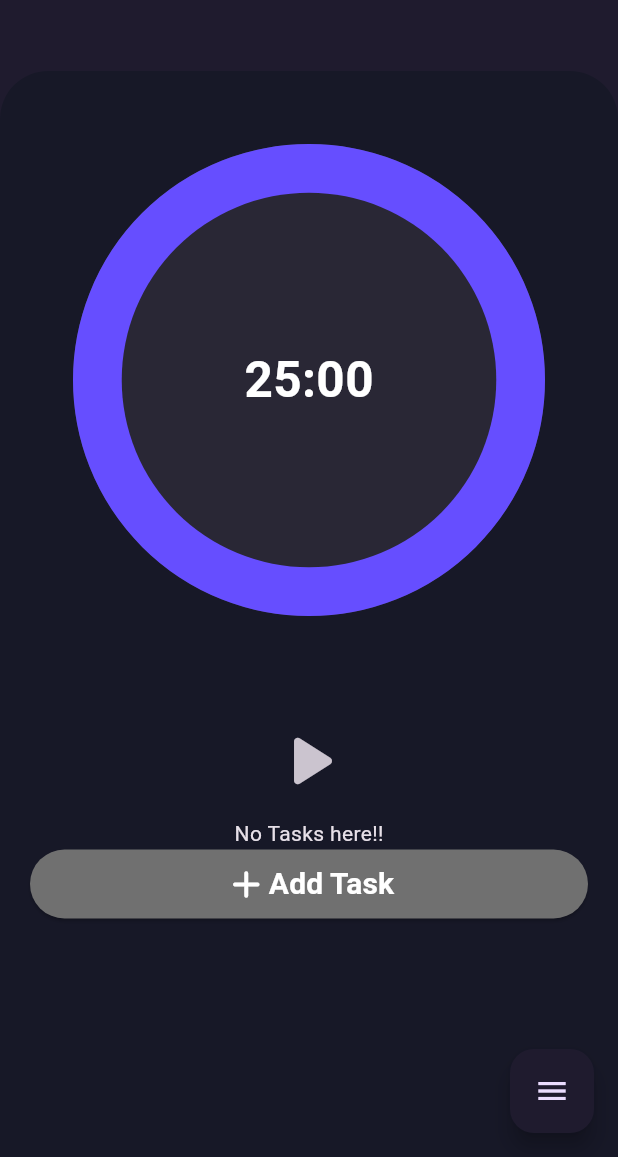
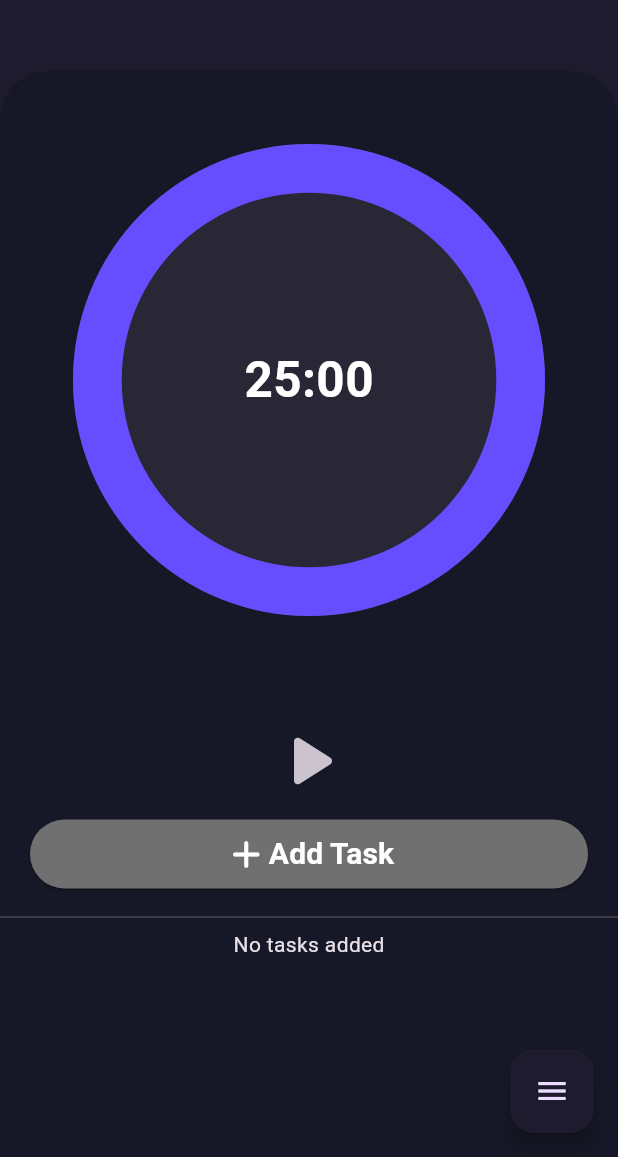
Before and after one commit to aricodeine/pmdr, a Flutter app: the screen it shows after launch, on a phone screen of 412 x 824 dp, the part 79-1236 px from its top. Run offline on Flutter 3.47's test engine with Material 3 defaults, Android fonts, the light colour scheme and no system bars; drawn by our look-alikes of circular_countdown_timer, flutter_expandable_fab; our stand-ins replace bloc, flutter_bloc, gap, objectbox, vibration; generated files the repository leaves out were written again.

```diff
--- a/lib/core/services/tasks_service.dart
+++ b/lib/core/services/tasks_service.dart
@@ -33,9 +33,9 @@ class ObjectBox {
 
   Task getTask(int id) => _taskBox.get(id)!;
 
-  void removeTask(int taskId) => _taskBox.removeAsync(taskId);
+  Future<void> removeTask(int taskId) async => await _taskBox.removeAsync(taskId);
 
-  void saveTask(Task task) async {
+  Future<void> saveTask(Task task) async {
     await _taskBox.putAsync(task);
     // _taskBox.removeAll();
     debugPrint('Saved task ${task.taskName}');
--- a/lib/screens/page_views/tabbar_views/pomodoro_view.dart
+++ b/lib/screens/page_views/tabbar_views/pomodoro_view.dart
@@ -92,23 +92,25 @@ class PomodoroView extends StatelessWidget {
               );
             },
           ),
-          BlocBuilder<TasksBloc, TasksState>(
+          AddButton(onTap: () async {
+            Task? newTask = await showDialog<Task>(
+                context: context,
+                builder: (context) {
+                  return const AddTaskForm();
+                });
+
+            if (newTask != null && context.mounted) {
+              BlocProvider.of<TasksBloc>(context).add(SaveTaskEvent(unsavedTask: newTask));
+            }
+          }),
+          const Gap(10),
+          const Divider(),
+          BlocConsumer<TasksBloc, TasksState>(
             builder: (context, state) {
-              if (state is TasksFetchedState && state.fetchedTasks.isNotEmpty) {
-                // return StreamBuilder(
-                //     stream: state.tasksStream,
-                //     builder: (context, snapshot) {
-                //       List<Task> tasks = snapshot.data ?? [];
-                // return ListView.builder(
-                //     physics: const NeverScrollableScrollPhysics(),
-                //     shrinkWrap: true,
-                //     itemCount: tasks.length,
-                //     itemBuilder: (context, index) {
-                //       return ListTile(
-                //         title: Text('${tasks[index].id} ${tasks[index].taskName}'),
-                //       );
-                //     });
-                //     });
+              if (state is TasksFetchedState) {
+                if (state.fetchedTasks.isEmpty) {
+                  return const Text('No tasks added');
+                }
                 List<Task> tasks = state.fetchedTasks.reversed.toList();
                 return ListView.builder(
                     physics: const NeverScrollableScrollPhysics(),
@@ -126,24 +128,16 @@ class PomodoroView extends StatelessWidget {
               if (state is TasksLoadingState) {
                 return const Center(child: CircularProgressIndicator());
               }
-              if (state is TasksErrorState) {
-                ScaffoldMessenger.of(context)
-                    .showSnackBar(SnackBar(content: Text(state.errorText)));
-              }
-              return const Text('No Tasks here!!');
+              return Container();
+            },
+            listener: (context, state) {
+              ScaffoldMessenger.of(context).showSnackBar(
+                  SnackBar(content: Text('Error:  ${(state as TasksErrorState).errorText}')));
+            },
+            listenWhen: (previous, current) {
+              return current is TasksErrorState;
             },
           ),
-          AddButton(onTap: () async {
-            Task? newTask = await showDialog<Task>(
-                context: context,
-                builder: (context) {
-                  return const AddTaskForm();
-                });
-
-            if (newTask != null && context.mounted) {
-              BlocProvider.of<TasksBloc>(context).add(SaveTaskEvent(unsavedTask: newTask));
-            }
-          }),
         ],
       ),
     );
```
Also changed, not shown: lib/blocs/tasks/bloc/tasks_bloc.dart (+16 -5 lines).
